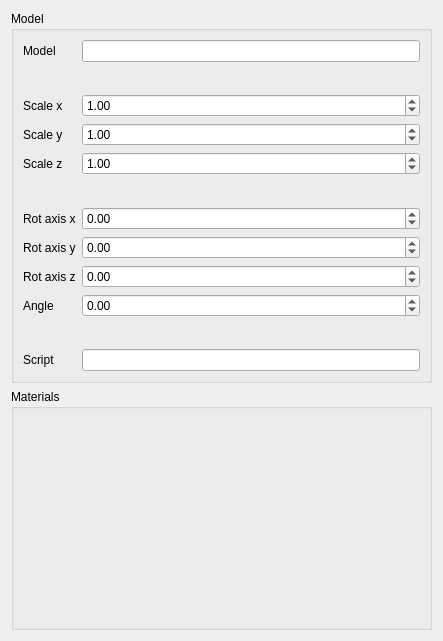
The window that gui_client/ObjectEditor.ui (shipilovden/substrata-metasiberia) describes before a commit, drawn with Qt 5.
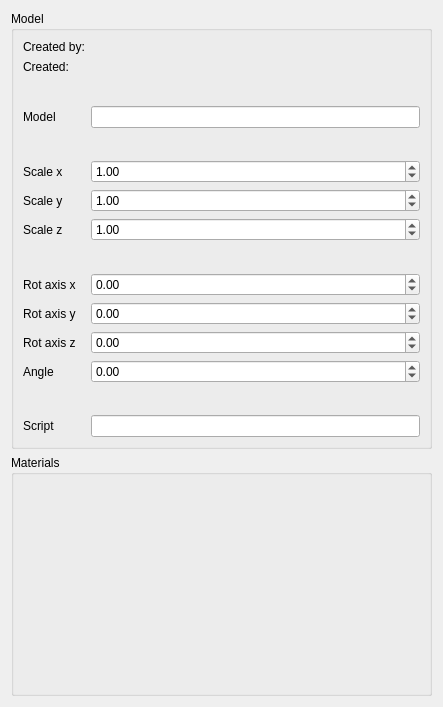
The same window after the commit. Custom widgets are drawn as their Qt base class.

Commit message: Added logging in and logging out, signing up, user accounts. Added basic ownership/permissions system for editing objects. Added created_time and creator_id fields to WorldObject.

Patch:
```diff
--- a/gui_client/ObjectEditor.ui
+++ b/gui_client/ObjectEditor.ui
@@ -7,7 +7,7 @@
     <x>0</x>
     <y>0</y>
     <width>443</width>
-    <height>558</height>
+    <height>602</height>
    </rect>
   </property>
   <property name="windowTitle">
@@ -20,24 +20,24 @@
       <string>Model</string>
      </property>
      <layout class="QFormLayout" name="formLayout">
-      <item row="1" column="0">
+      <item row="3" column="0">
        <widget class="QLabel" name="label">
         <property name="text">
          <string>Model</string>
         </property>
        </widget>
       </item>
-      <item row="1" column="1">
+      <item row="3" column="1">
        <widget class="FileSelectWidget" name="modelFileSelectWidget"/>
       </item>
-      <item row="3" column="0">
+      <item row="5" column="0">
        <widget class="QLabel" name="label_2">
         <property name="text">
          <string>Scale x</string>
         </property>
        </widget>
       </item>
-      <item row="3" column="1">
+      <item row="5" column="1">
        <widget class="IndigoDoubleSpinBox" name="scaleXDoubleSpinBox">
         <property name="minimum">
          <double>0.000000000000000</double>
@@ -53,14 +53,14 @@
         </property>
        </widget>
       </item>
-      <item row="4" column="0">
+      <item row="6" column="0">
        <widget class="QLabel" name="label_3">
         <property name="text">
          <string>Scale y</string>
         </property>
        </widget>
       </item>
-      <item row="4" column="1">
+      <item row="6" column="1">
        <widget class="IndigoDoubleSpinBox" name="scaleYDoubleSpinBox">
         <property name="minimum">
          <double>0.000000000000000</double>
@@ -76,14 +76,14 @@
         </property>
        </widget>
       </item>
-      <item row="5" column="0">
+      <item row="7" column="0">
        <widget class="QLabel" name="label_4">
         <property name="text">
          <string>Scale z</string>
         </property>
        </widget>
       </item>
-      <item row="5" column="1">
+      <item row="7" column="1">
        <widget class="IndigoDoubleSpinBox" name="scaleZDoubleSpinBox">
         <property name="maximum">
          <double>1000000.000000000000000</double>
@@ -96,7 +96,7 @@
         </property>
        </widget>
       </item>
-      <item row="6" column="1">
+      <item row="8" column="1">
        <spacer name="verticalSpacer_2">
         <property name="orientation">
          <enum>Qt::Vertical</enum>
@@ -112,14 +112,14 @@
         </property>
        </spacer>
       </item>
-      <item row="7" column="0">
+      <item row="9" column="0">
        <widget class="QLabel" name="label_5">
         <property name="text">
          <string>Rot axis x</string>
         </property>
        </widget>
       </item>
-      <item row="7" column="1">
+      <item row="9" column="1">
        <widget class="QDoubleSpinBox" name="rotAxisXDoubleSpinBox">
         <property name="minimum">
          <double>-100.000000000000000</double>
@@ -132,14 +132,14 @@
         </property>
        </widget>
       </item>
-      <item row="8" column="0">
+      <item row="10" column="0">
        <widget class="QLabel" name="label_6">
         <property name="text">
          <string>Rot axis y</string>
         </property>
        </widget>
       </item>
-      <item row="8" column="1">
+      <item row="10" column="1">
        <widget class="QDoubleSpinBox" name="rotAxisYDoubleSpinBox">
         <property name="minimum">
          <double>-100.000000000000000</double>
@@ -152,14 +152,14 @@
         </property>
        </widget>
       </item>
-      <item row="9" column="0">
+      <item row="11" column="0">
        <widget class="QLabel" name="label_7">
         <property name="text">
          <string>Rot axis z</string>
         </property>
        </widget>
       </item>
-      <item row="9" column="1">
+      <item row="11" column="1">
        <widget class="QDoubleSpinBox" name="rotAxisZDoubleSpinBox">
         <property name="minimum">
          <double>-100.000000000000000</double>
@@ -172,14 +172,14 @@
         </property>
        </widget>
       </item>
-      <item row="10" column="0">
+      <item row="12" column="0">
        <widget class="QLabel" name="label_8">
         <property name="text">
          <string>Angle</string>
         </property>
        </widget>
       </item>
-      <item row="10" column="1">
+      <item row="12" column="1">
        <widget class="QDoubleSpinBox" name="rotAngleDoubleSpinBox">
         <property name="minimum">
          <double>-100.000000000000000</double>
@@ -192,7 +192,7 @@
         </property>
        </widget>
       </item>
-      <item row="2" column="1">
+      <item row="4" column="1">
        <spacer name="verticalSpacer">
         <property name="orientation">
          <enum>Qt::Vertical</enum>
@@ -208,10 +208,10 @@
         </property>
        </spacer>
       </item>
-      <item row="12" column="1">
+      <item row="14" column="1">
        <widget class="FileSelectWidget" name="scriptFileSelectWidget"/>
       </item>
-      <item row="11" column="1">
+      <item row="13" column="1">
        <spacer name="verticalSpacer_3">
         <property name="orientation">
          <enum>Qt::Vertical</enum>
@@ -227,13 +227,57 @@
         </property>
        </spacer>
       </item>
-      <item row="12" column="0">
+      <item row="14" column="0">
        <widget class="QLabel" name="label_9">
         <property name="text">
          <string>Script</string>
         </property>
        </widget>
       </item>
+      <item row="1" column="0">
+       <widget class="QLabel" name="label_10">
+        <property name="text">
+         <string>Created:</string>
+        </property>
+       </widget>
+      </item>
+      <item row="0" column="0">
+       <widget class="QLabel" name="label_11">
+        <property name="text">
+         <string>Created by:</string>
+        </property>
+       </widget>
+      </item>
+      <item row="0" column="1">
+       <widget class="QLabel" name="createdByLabel">
+        <property name="text">
+         <string/>
+        </property>
+       </widget>
+      </item>
+      <item row="1" column="1">
+       <widget class="QLabel" name="createdTimeLabel">
+        <property name="text">
+         <string/>
+        </property>
+       </widget>
+      </item>
+      <item row="2" column="1">
+       <spacer name="verticalSpacer_4">
+        <property name="orientation">
+         <enum>Qt::Vertical</enum>
+        </property>
+        <property name="sizeType">
+         <enum>QSizePolicy::Fixed</enum>
+        </property>
+        <property name="sizeHint" stdset="0">
+         <size>
+          <width>20</width>
+          <height>20</height>
+         </size>
+        </property>
+       </spacer>
+      </item>
      </layout>
     </widget>
    </item>
```
The commit also changes 21 other files.
